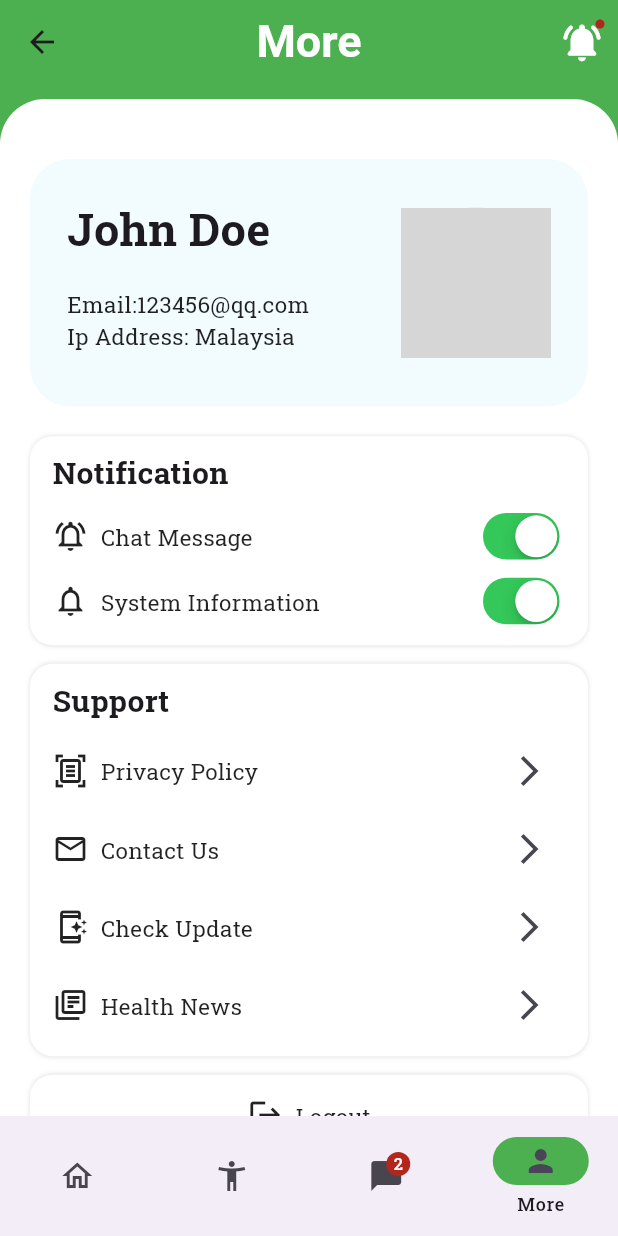
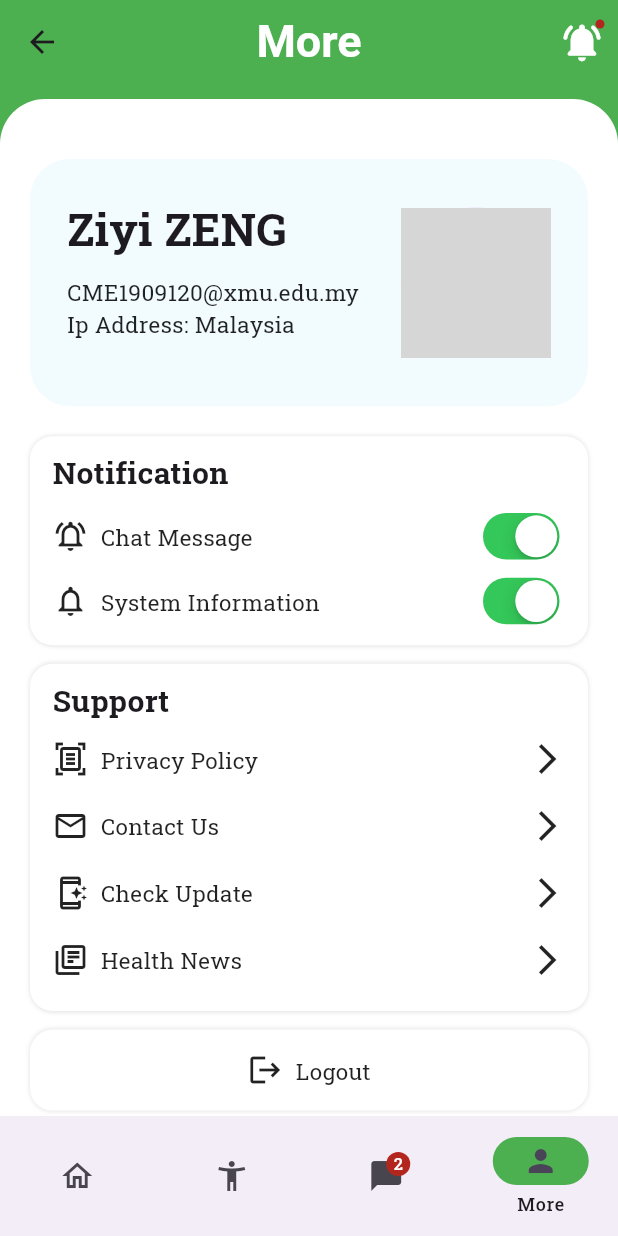
Before and after one commit to ZiyiTsang/SuperHealthApp, a Flutter app: the mainScreen screen opened by its route, item 4 of the bottom bar chosen, on a phone screen of 412 x 824 dp. Run offline on Flutter 3.47's test engine with Material 3 defaults, Android fonts, the phone set to English and light mode, and no system bars; our stand-ins replace dio, fl_chart, flutter_chat_types, flutter_chat_ui, flutter_rating_bar, fluttertoast and 8 more; missing offline and left inert: dart:ffi, dotted_dashed_line, faker_dart, simple_animation_progress_bar; accounts and stored records are empty; network calls fail; Roboto replaces fonts that are missing (Courgette); grey boxes are pictures that could not be loaded.

Commit message:
7
(cherry picked from commit 22027517bf8af64f79b847c437b43468d3771fa3)

```diff
--- a/lib/Page/Setting/ProfileDetail.dart
+++ b/lib/Page/Setting/ProfileDetail.dart
@@ -1,4 +1,3 @@
-import 'package:flutter/cupertino.dart';
 import 'package:flutter/material.dart';
 import 'package:third/Component/RoundButton.dart';
 import 'package:third/Utils/NetworkUtils.dart';
@@ -27,9 +26,9 @@ class ProfileDetailPage extends StatelessWidget {
                         .image,
                   ),
                   Text(
-                    'Name: John Doe',
+                    'Ziyi ZENG',
                     style: TextStyle(
-                      fontSize: 24,
+                      fontSize: 30,
                       fontWeight: FontWeight.bold,
                     ),
                   ),
--- a/lib/Page/Setting/Setting.dart
+++ b/lib/Page/Setting/Setting.dart
@@ -1,7 +1,7 @@
 import 'package:flutter/cupertino.dart';
 import 'package:flutter/material.dart';
+import 'package:fluttertoast/fluttertoast.dart';
 import 'package:third/Model/Appcolor.dart';
-import 'package:third/Page/News/NewsPage.dart';
 import 'package:third/Page/Setting/ProfileDetail.dart';
 import 'package:third/PageSturcture/subPage.dart';
 import 'package:third/Utils/SharePref.dart';
@@ -22,7 +22,6 @@ class _SettingState extends State<Setting> {
 
   @override
   Widget build(BuildContext context) {
-    Size size = MediaQuery.of(context).size;
     return Container(
       decoration: BoxDecoration(
         color: Colors.green,
@@ -165,8 +164,18 @@ class _SettingState extends State<Setting> {
                                 .textTheme
                                 .titleMedium
                                 ?.fontFamily)),
-                    SizedBox(height: media.width * 0.02),
-                    Row(
+                    SizedBox(height: media.width * 0.03),
+                    InkWell(
+                      onTap: () {
+                        Navigator.push(
+                            context,
+                            MaterialPageRoute(
+                                builder: (context) => SubPage(
+                                    pageTitle: "",
+                                    pageInstance: PolicyPage(),
+                                    color: Colors.green)));
+                      },
+                      child: Row(
                         mainAxisAlignment: MainAxisAlignment.spaceBetween,
                         children: [
                           Row(
@@ -185,22 +194,13 @@ class _SettingState extends State<Setting> {
                                           ?.fontFamily)),
                             ],
                           ),
-                        IconButton(
-                            onPressed: () {
-                              Navigator.push(
-                                  context,
-                                  MaterialPageRoute(
-                                    builder: (context) => SubPage(
-                                        pageTitle: "Privacy Policy",
-                                        pageInstance: PolicyPage(),
-                                        color: Colors.green),
-                                  ));
-                            },
-                            icon: Icon(Icons.arrow_forward_ios_outlined)),
+                          Icon(Icons.arrow_forward_ios_outlined),
                         ],
                       ),
-                    SizedBox(height: media.width * 0.01),
-                    Row(
+                    ),
+                    SizedBox(height: media.width * 0.05),
+                    InkWell(
+                        child: Row(
                           mainAxisAlignment: MainAxisAlignment.spaceBetween,
                           children: [
                             Row(
@@ -218,16 +218,19 @@ class _SettingState extends State<Setting> {
                                             ?.fontFamily)),
                               ],
                             ),
-                        IconButton(
-                            onPressed: () {
-                              showDialog_custom(context, "Contact Us",
-                                  "Email:CME1909120@xmu.edu.my");
-                            },
-                            icon: Icon(Icons.arrow_forward_ios_outlined)),
+                            Icon(Icons.arrow_forward_ios_outlined),
                           ],
                         ),
-                    SizedBox(height: media.width * 0.01),
-                    Row(
+                        onTap: () {
+                          showDialog_custom(context, "Contact Us",
+                              "Email:cme1909120@xmu,edu.my");
+                        }),
+                    SizedBox(height: media.width * 0.05),
+                    InkWell(
+                      onTap: () {
+                        showDialog_custom(context, "Version", "Up to date");
+                      },
+                      child: Row(
                         mainAxisAlignment: MainAxisAlignment.spaceBetween,
                         children: [
                           Row(
@@ -245,16 +248,13 @@ class _SettingState extends State<Setting> {
                                           ?.fontFamily)),
                             ],
                           ),
-                        IconButton(
-                            onPressed: () {
-                              showDialog_custom(context, "App Version",
-                                  "Your application is up to date!");
-                            },
-                            icon: Icon(Icons.arrow_forward_ios_outlined)),
+                          Icon(Icons.arrow_forward_ios_outlined),
                         ],
                       ),
-                    SizedBox(height: media.width * 0.01),
-                    Row(
+                    ),
+                    SizedBox(height: media.width * 0.05),
+                    InkWell(
+                      child: Row(
                         mainAxisAlignment: MainAxisAlignment.spaceBetween,
                         children: [
                           Row(
@@ -272,20 +272,21 @@ class _SettingState extends State<Setting> {
                                           ?.fontFamily)),
                             ],
                           ),
-                        IconButton(
-                            onPressed: () {
-                              Navigator.push(
-                                  context,
-                                  MaterialPageRoute(
-                                    builder: (context) => SubPage(
-                                        pageTitle: "Health News",
-                                        pageInstance: NewsPage(),
-                                        color: Colors.green),
-                                  ));
-                            },
-                            icon: Icon(Icons.arrow_forward_ios_outlined)),
+                          Icon(Icons.arrow_forward_ios_outlined),
                         ],
                       ),
+                      onTap: () {
+                        Fluttertoast.showToast(
+                            msg: "New Feature Coming Soon!",
+                            toastLength: Toast.LENGTH_SHORT,
+                            gravity: ToastGravity.BOTTOM,
+                            timeInSecForIosWeb: 1,
+                            backgroundColor: Colors.black87,
+                            textColor: Colors.white,
+                            fontSize: 16.0);
+                      },
+                    ),
+                    SizedBox(height: media.width * 0.03),
                   ],
                 )),
             SizedBox(
@@ -423,13 +424,12 @@ GestureDetector profileCard(Context, Size media) {
               mainAxisAlignment: MainAxisAlignment.start,
               crossAxisAlignment: CrossAxisAlignment.start,
               children: <Widget>[
-                Text("John Doe",
+                Text("Ziyi ZENG",
                     style: TextStyle(
                         fontSize: 30,
                         fontWeight: FontWeight.bold,
                         fontFamily:
                             Theme.of(Context).textTheme.bodyLarge?.fontFamily)),
-                SizedBox(height: media.width * 0.02),
                 Divider(
                   color: Colors.black87,
                   height: 10,
@@ -437,7 +437,7 @@ GestureDetector profileCard(Context, Size media) {
                   indent: 0,
                   endIndent: 0,
                 ),
-                Text("Email:123456@qq.com",
+                Text("CME1909120@xmu.edu.my",
                     style: TextStyle(
                         fontSize: 15,
                         color: Colors.black87,
```
Also changed, not shown: lib/Page/Home/HomeScreen.dart (+15 -0 lines), lib/Page/News/NewsPage.dart (+7 -6 lines), assets/images/Medal.jpg (added). Lines whose indentation alone changed are shown as unchanged.
